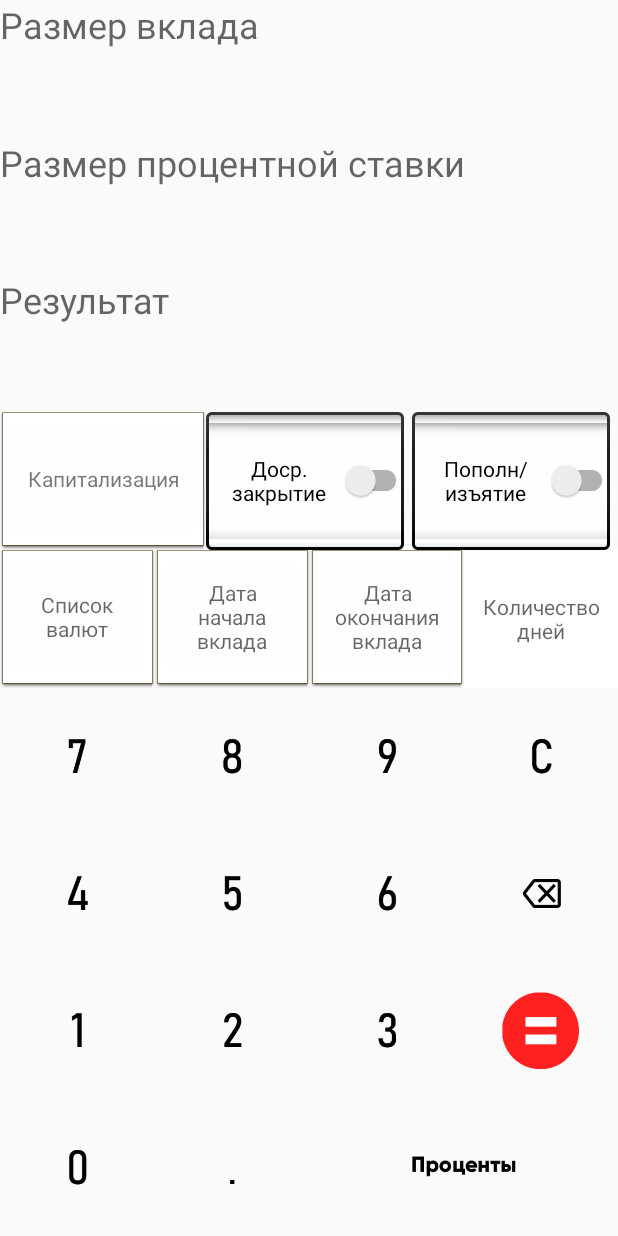
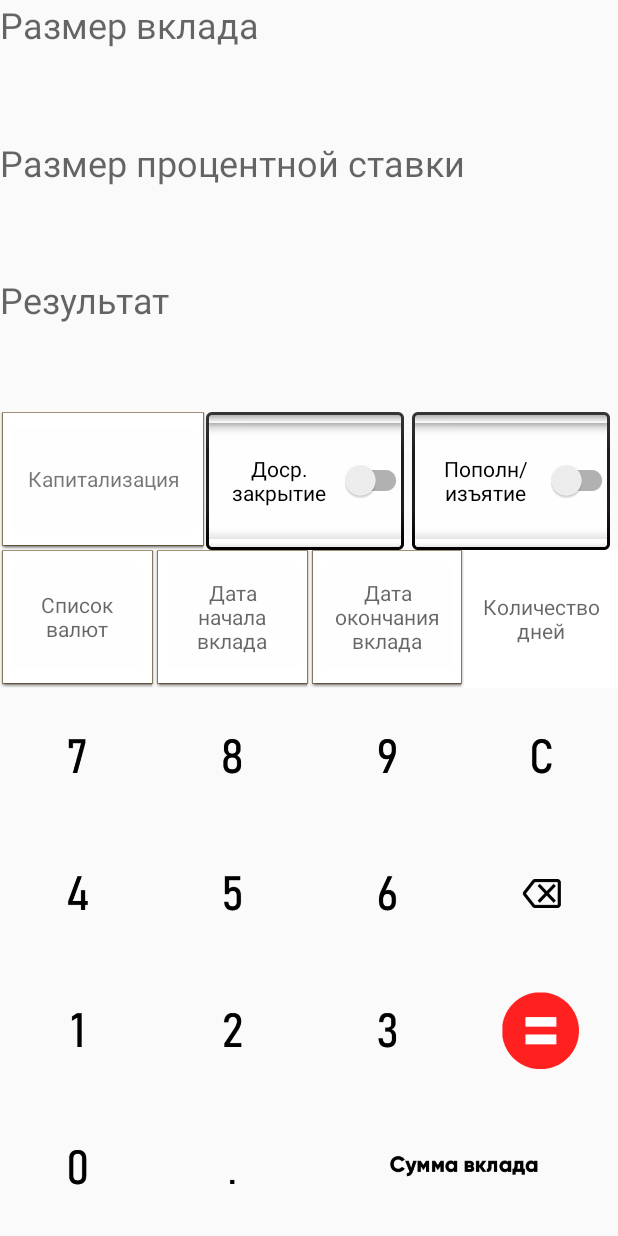
Before and after one commit to Clomance/USATU_Project, an Android app: the CalculateActivity screen opened directly, with no data from a screen before it, on a phone screen of 412 x 824 dp. Run offline under Robolectric (Android 15) with nearby library versions, the phone set to English and light mode, and no system bars; Roboto replaces fonts that are not available here.

Commit message:
Исправлена кнопка 6

```diff
--- a/app/src/main/java/com/example/client/CalculateActivity.java
+++ b/app/src/main/java/com/example/client/CalculateActivity.java
@@ -453,7 +453,7 @@ public class CalculateActivity extends AppCompatActivity implements NavigationVi
                     else{
                         endEnterText = shortList[currency];
                     }
-                    clickedButton.setImageResource(R.drawable.procent_select);
+                    clickedButton.setImageResource(R.drawable.procent_press);
                 }
                 else{
                     depositNumStr = NumStr; // Сохранение ввода во вклад
@@ -463,7 +463,7 @@ public class CalculateActivity extends AppCompatActivity implements NavigationVi
 
                     headEnterText = getString(R.string.headPercents); // Получение строки из ресурсов
                     endEnterText = " %";
-                    clickedButton.setImageResource(R.drawable.procent_press);
+                    clickedButton.setImageResource(R.drawable.procent_select);
                 }
                 enterPercents = !enterPercents;
                 break;
--- a/app/src/main/res/layout/calculate_main.xml
+++ b/app/src/main/res/layout/calculate_main.xml
@@ -19,7 +19,6 @@
             android:layout_width="match_parent"
             android:layout_height="match_parent"
             android:layout_weight="1"
-            android:autoText="false"
             android:hint="Размер вклада"
             android:textSize="24sp" />
 
@@ -305,7 +304,7 @@
             android:background="#00000000"
             android:onClick="onButtonsClick"
             android:scaleType="centerInside"
-            android:src="@drawable/procent_select" />
+            android:src="@drawable/procent_press" />
     </LinearLayout>
 
 </LinearLayout>
```
